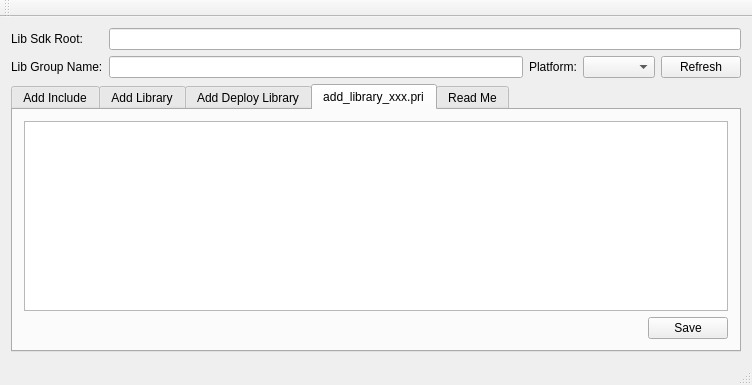
The window that demo/AddLibraryTool/mainwindow.ui (AbelTian/multi-link) describes before a commit, drawn with Qt 5.
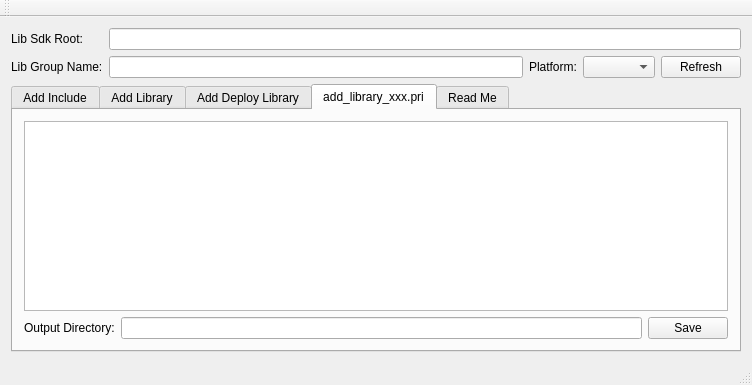
The same window after the commit.

Patch:
```diff
--- a/demo/AddLibraryTool/mainwindow.ui
+++ b/demo/AddLibraryTool/mainwindow.ui
@@ -103,6 +103,9 @@
        </attribute>
        <layout class="QGridLayout" name="gridLayout_2">
         <item row="1" column="1">
+         <widget class="QLineEdit" name="lineEdit_3"/>
+        </item>
+        <item row="1" column="2">
          <widget class="QPushButton" name="pushButton_2">
           <property name="text">
            <string>Save</string>
@@ -110,19 +113,13 @@
          </widget>
         </item>
         <item row="1" column="0">
-         <spacer name="horizontalSpacer">
-          <property name="orientation">
-           <enum>Qt::Horizontal</enum>
+         <widget class="QLabel" name="label_3">
+          <property name="text">
+           <string>Output Directory:</string>
           </property>
-          <property name="sizeHint" stdset="0">
-           <size>
-            <width>40</width>
-            <height>20</height>
-           </size>
-          </property>
-         </spacer>
+         </widget>
         </item>
-        <item row="0" column="0" colspan="2">
+        <item row="0" column="0" colspan="3">
          <widget class="QTextBrowser" name="textBrowser_4"/>
         </item>
        </layout>
```
